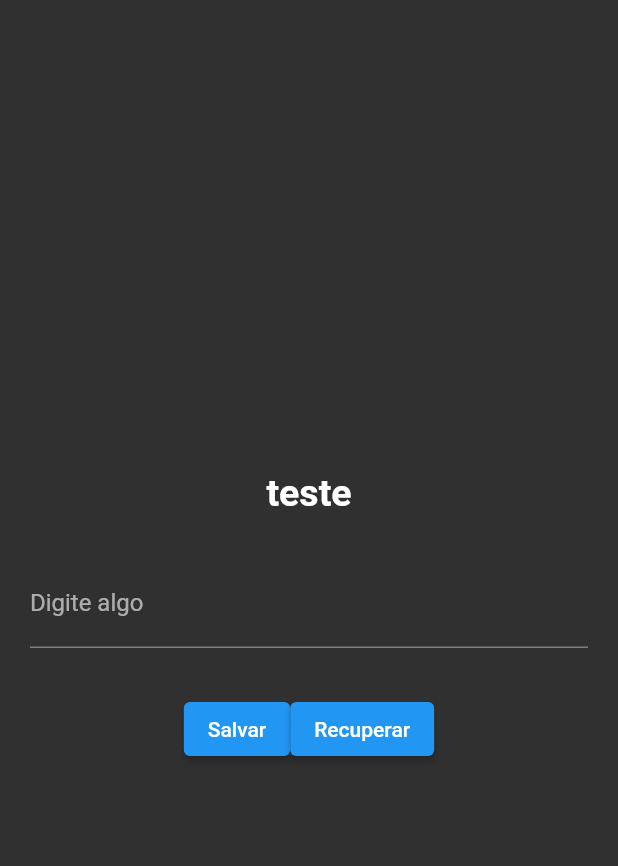
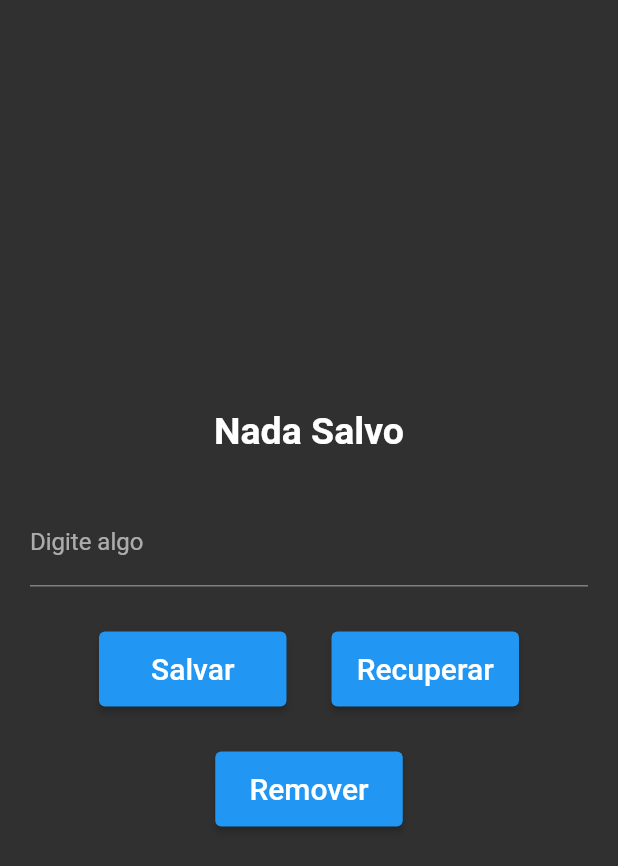
Before and after one commit to lucasbustamante/flutter_save, a Flutter app: the screen it shows after launch, after a tap on "Salvar", on a phone screen of 412 x 824 dp. Shown: the top 866 px of the screen. Run offline on Flutter 3.47's test engine with Material 2 defaults, Android fonts, the phone set to English and light mode, and no system bars; our stand-ins replace shared_preferences.

```diff
--- a/lib/home_page.dart
+++ b/lib/home_page.dart
@@ -1,4 +1,5 @@
 import 'package:flutter/material.dart';
+import 'package:shared_preferences/shared_preferences.dart';
 
 class HomePage extends StatefulWidget {
   const HomePage({Key? key}) : super(key: key);
@@ -7,7 +8,37 @@ class HomePage extends StatefulWidget {
   State<HomePage> createState() => _HomePageState();
 }
 
+TextEditingController textEditingController = TextEditingController();
+
 class _HomePageState extends State<HomePage> {
+
+  String textoSalvo = 'Nada Salvo';
+
+  Salvar() async {
+
+    String valorDigitado = textEditingController.text;
+    final pres = await SharedPreferences.getInstance();
+    await pres.setString("nome", valorDigitado);
+
+  }
+
+  Recuperar()async {
+
+    final pres = await SharedPreferences.getInstance();
+    setState((){
+      textoSalvo = pres.getString("nome") ?? 'Sem Valor';
+    });
+
+  }
+
+  Remover() async{
+    final pres = await SharedPreferences.getInstance();
+    pres.remove("nome");
+    textEditingController.clear();
+
+
+  }
+
   @override
   Widget build(BuildContext context) {
     return Scaffold(
@@ -15,7 +46,7 @@ class _HomePageState extends State<HomePage> {
         child: SafeArea(
           child: Column(mainAxisAlignment: MainAxisAlignment.center,
             children: [
-              Text('teste', style: TextStyle(
+              Text(textoSalvo, style: TextStyle(
                 fontSize: 25, fontWeight: FontWeight.w700
               ),),
               SizedBox(height: 30),
@@ -23,6 +54,7 @@ class _HomePageState extends State<HomePage> {
                horizontal: 20
               ),
               child: TextField(
+                controller: textEditingController,
                 decoration: InputDecoration(
                   labelText: 'Digite algo'
                 ),
@@ -33,15 +65,27 @@ class _HomePageState extends State<HomePage> {
                 children: [
                   ElevatedButton(
                     style: ElevatedButton.styleFrom(
-
+                      fixedSize: Size(125, 50)
                     ),
-                      onPressed: (){}, child:
-                  Text('Salvar')
+                      onPressed: Salvar, child:
+                  Text('Salvar',style: TextStyle(fontSize: 20),)
                   ),
-                  ElevatedButton(onPressed: (){}, child:
-                  Text('Recuperar'))
+                  SizedBox(width: 30),
+                  ElevatedButton(
+                    style: ElevatedButton.styleFrom(
+                      fixedSize: Size(125,50)
+                    ),
+                      onPressed:Recuperar, child:
+                  Text('Recuperar',style: TextStyle(fontSize: 20),))
                 ],
-              )
+              ),
+              SizedBox(height: 30),
+              ElevatedButton(
+                  style: ElevatedButton.styleFrom(
+                      fixedSize: Size(125,50)
+                  ),
+                  onPressed: Remover, child:
+              Text('Remover',style: TextStyle(fontSize: 20),))
             ],
           ),
         ),
--- a/pubspec.yaml
+++ b/pubspec.yaml
@@ -36,6 +36,7 @@ dependencies:
   # The following adds the Cupertino Icons font to your application.
   # Use with the CupertinoIcons class for iOS style icons.
   cupertino_icons: ^1.0.2
+  shared_preferences: ^2.0.15
 
 dev_dependencies:
   flutter_test:
```
Also changed, not shown: pubspec.lock.
